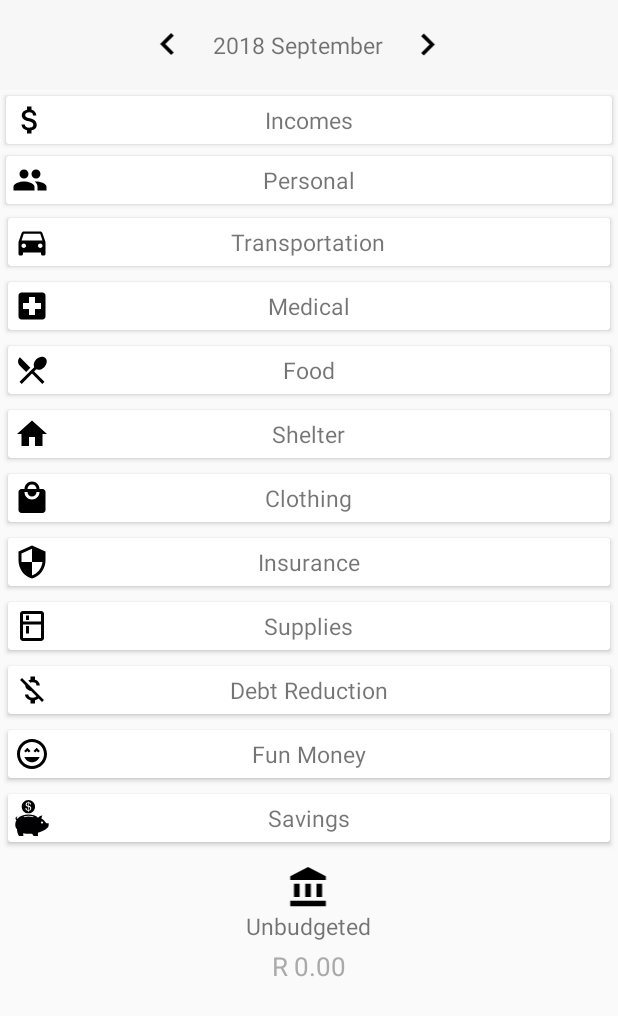
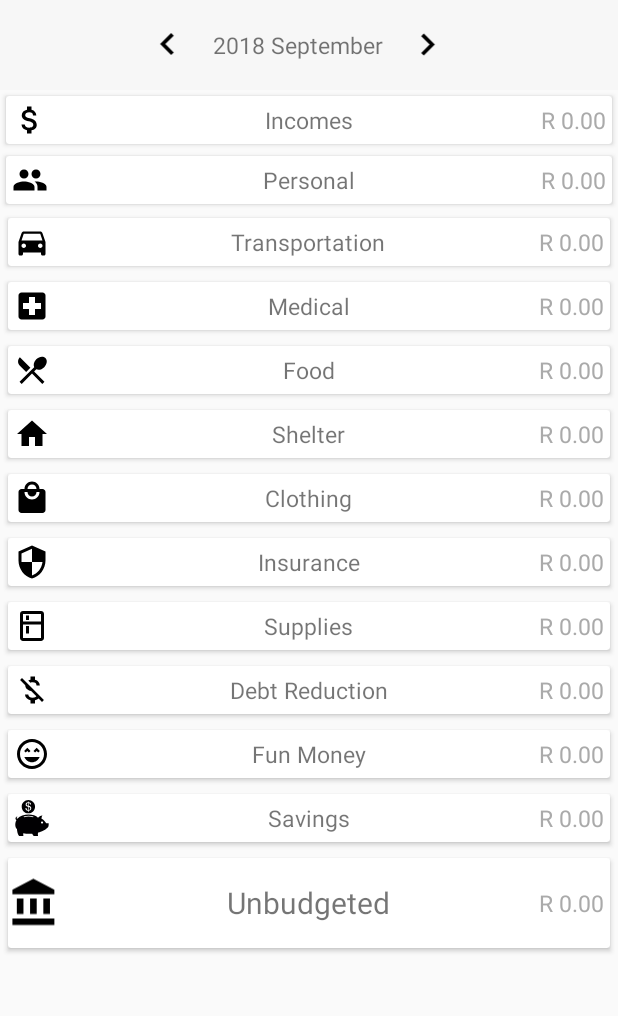
Before and after one commit to Mpatho/IBudget, an Android app: the screen it shows after launch (MainActivity), on a phone screen of 412 x 824 dp. Shown: the top 1016 px of the screen. Run offline under Robolectric (Android 15) with nearby library versions, the phone set to English and light mode, and no system bars.

Commit message:
added summary to categories.

```diff
--- a/app/src/main/java/com/mpathozulu/soft/ibudget/model/BudgetPlan.java
+++ b/app/src/main/java/com/mpathozulu/soft/ibudget/model/BudgetPlan.java
@@ -48,7 +48,7 @@ public class BudgetPlan implements Serializable {
 	}
 
 	public double getTotalOutcome() {
-		return getExpenditure() +
+		return getPersonal() +
 				getTransportation() +
 				getMedical() +
 				getFood() +
@@ -65,7 +65,7 @@ public class BudgetPlan implements Serializable {
 		return getTotalAmount(BudgetEntryType.Income);
 	}
 
-	public double getExpenditure() {
+	public double getPersonal() {
 		return getTotalAmount(BudgetEntryType.Expenditure);
 	}
 
@@ -109,7 +109,7 @@ public class BudgetPlan implements Serializable {
 		return getTotalAmount(BudgetEntryType.Saving);
 	}
 
-	public double getSavings() {
+	public double getUnbudgeted() {
 		return getIncome() - getTotalOutcome();
 	}
 
--- a/app/src/main/java/com/mpathozulu/soft/ibudget/view/MainActivity.java
+++ b/app/src/main/java/com/mpathozulu/soft/ibudget/view/MainActivity.java
@@ -10,6 +10,7 @@ import com.mpathozulu.soft.ibudget.model.BudgetMonth;
 import com.mpathozulu.soft.ibudget.model.BudgetPlan;
 import com.mpathozulu.soft.ibudget.model.BudgetEntryType;
 
+import java.text.BreakIterator;
 import java.util.Calendar;
 import java.util.Locale;
 
@@ -19,6 +20,18 @@ public class MainActivity extends AppCompatActivity {
 	private int month;
 	private TextView yearMonth;
 	private TextView unbudgected;
+	private TextView income;
+	private TextView personal;
+	private TextView transportation;
+	private TextView medical;
+	private TextView food;
+	private TextView shelter;
+	private TextView clothing;
+	private TextView insurance;
+	private TextView supplies;
+	private TextView debtReduction;
+	private TextView funMoney;
+	private TextView saving;
 
 	@Override
 	protected void onCreate(Bundle savedInstanceState) {
@@ -26,8 +39,21 @@ public class MainActivity extends AppCompatActivity {
 		setContentView(R.layout.activity_main);
 		yearMonth = (TextView) findViewById(R.id.year_month);
 		unbudgected = (TextView) findViewById(R.id.unbudgeted);
+		income = (TextView) findViewById(R.id.income);
+		personal = (TextView) findViewById(R.id.personal);
+		transportation = (TextView) findViewById(R.id.transportation);
+		medical = (TextView) findViewById(R.id.medical);
+		food = (TextView) findViewById(R.id.food);
+		shelter = (TextView) findViewById(R.id.shelter);
+		clothing = (TextView) findViewById(R.id.clothing);
+		insurance = (TextView) findViewById(R.id.insurance);
+		supplies = (TextView) findViewById(R.id.supplies);
+		debtReduction = (TextView) findViewById(R.id.debtReduction);
+		funMoney = (TextView) findViewById(R.id.funMoney);
+		saving = (TextView) findViewById(R.id.saving);
+
+		month = Calendar.getInstance().get(Calendar.MONTH);
 		year = Calendar.getInstance().get(Calendar.YEAR);
-		month = Calendar.getInstance().get(Calendar.MONTH);
 	}
 
 	@Override
@@ -39,8 +65,20 @@ public class MainActivity extends AppCompatActivity {
 	private void update() {
 		BudgetMonth budgetMonth = BudgetMonth.values()[month];
 		budgetPlan = BudgetPlan.getBudgetPlan(year, budgetMonth);
-		unbudgected.setText(String.format(Locale.getDefault(), "R %.2f", budgetPlan.getSavings()));
+		unbudgected.setText(String.format(Locale.getDefault(), "R %.2f", budgetPlan.getUnbudgeted()));
 		yearMonth.setText(String.format(Locale.getDefault(), "%d %s",year, budgetMonth.getName()));
+		income.setText(String.format(Locale.getDefault(), "R %.2f", budgetPlan.getIncome()));
+		personal.setText(String.format(Locale.getDefault(), "R %.2f", budgetPlan.getPersonal()));
+		transportation.setText(String.format(Locale.getDefault(), "R %.2f", budgetPlan.getTransportation()));
+		medical.setText(String.format(Locale.getDefault(), "R %.2f", budgetPlan.getMedical()));
+		food.setText(String.format(Locale.getDefault(), "R %.2f", budgetPlan.getFood()));
+		shelter.setText(String.format(Locale.getDefault(), "R %.2f", budgetPlan.getShelter()));
+		clothing.setText(String.format(Locale.getDefault(), "R %.2f", budgetPlan.getClothing()));
+		insurance.setText(String.format(Locale.getDefault(), "R %.2f", budgetPlan.getInsurance()));
+		supplies.setText(String.format(Locale.getDefault(), "R %.2f", budgetPlan.getSupplies()));
+		debtReduction.setText(String.format(Locale.getDefault(), "R %.2f", budgetPlan.getDebtReduction()));
+		funMoney.setText(String.format(Locale.getDefault(), "R %.2f", budgetPlan.getFunMoney()));
+		saving.setText(String.format(Locale.getDefault(), "R %.2f", budgetPlan.getSaving()));
 	}
 
 	public void selectIncome(View view) {
--- a/app/src/main/res/layout/activity_main.xml
+++ b/app/src/main/res/layout/activity_main.xml
@@ -49,6 +49,14 @@
 				  android:text="Incomes"
 				  android:padding="2dp"
 				  android:layout_margin="2dp"/>
+		<TextView android:id="@+id/income"
+				  android:textSize="15sp"
+				  android:textColor="#aaaaaa"
+				  android:layout_width="wrap_content"
+				  android:layout_height="wrap_content"
+				  android:layout_gravity="right|center"
+				  android:padding="2dp"
+				  android:layout_margin="2dp"/>
 	</android.support.v7.widget.CardView>
 
 	<android.support.v7.widget.CardView android:layout_width="match_parent"
@@ -67,6 +75,14 @@
 				  android:text="Personal"
 				  android:padding="2dp"
 				  android:layout_margin="2dp"/>
+		<TextView android:id="@+id/personal"
+				  android:textSize="15sp"
+				  android:textColor="#aaaaaa"
+				  android:layout_width="wrap_content"
+				  android:layout_height="wrap_content"
+				  android:layout_gravity="right|center"
+				  android:padding="2dp"
+				  android:layout_margin="2dp"/>
 	</android.support.v7.widget.CardView>
 	<android.support.v7.widget.CardView android:layout_width="match_parent"
 										android:layout_height="wrap_content"
@@ -82,6 +98,14 @@
 				  android:layout_height="wrap_content"
 				  android:layout_gravity="center"
 				  android:text="Transportation"
+				  android:padding="2dp"
+				  android:layout_margin="2dp"/>
+		<TextView android:id="@+id/transportation"
+				  android:textSize="15sp"
+				  android:textColor="#aaaaaa"
+				  android:layout_width="wrap_content"
+				  android:layout_height="wrap_content"
+				  android:layout_gravity="right|center"
 				  android:padding="2dp"
 				  android:layout_margin="2dp"/>
 	</android.support.v7.widget.CardView>
@@ -102,6 +126,14 @@
 				  android:text="Medical"
 				  android:padding="2dp"
 				  android:layout_margin="2dp"/>
+		<TextView android:id="@+id/medical"
+				  android:textSize="15sp"
+				  android:textColor="#aaaaaa"
+				  android:layout_width="wrap_content"
+				  android:layout_height="wrap_content"
+				  android:layout_gravity="right|center"
+				  android:padding="2dp"
+				  android:layout_margin="2dp"/>
 	</android.support.v7.widget.CardView>
 
 	<android.support.v7.widget.CardView android:layout_width="match_parent"
@@ -118,6 +150,14 @@
 				  android:layout_height="wrap_content"
 				  android:layout_gravity="center"
 				  android:text="Food"
+				  android:padding="2dp"
+				  android:layout_margin="2dp"/>
+		<TextView android:id="@+id/food"
+				  android:textSize="15sp"
+				  android:textColor="#aaaaaa"
+				  android:layout_width="wrap_content"
+				  android:layout_height="wrap_content"
+				  android:layout_gravity="right|center"
 				  android:padding="2dp"
 				  android:layout_margin="2dp"/>
 	</android.support.v7.widget.CardView>
@@ -138,6 +178,14 @@
 				  android:text="Shelter"
 				  android:padding="2dp"
 				  android:layout_margin="2dp"/>
+		<TextView android:id="@+id/shelter"
+				  android:textSize="15sp"
+				  android:textColor="#aaaaaa"
+				  android:layout_width="wrap_content"
+				  android:layout_height="wrap_content"
+				  android:layout_gravity="right|center"
+				  android:padding="2dp"
+				  android:layout_margin="2dp"/>
 	</android.support.v7.widget.CardView>
 
 	<android.support.v7.widget.CardView android:layout_width="match_parent"
@@ -154,6 +202,14 @@
 							android:layout_height="wrap_content"
 							android:layout_gravity="center"
 							android:text="Clothing"
+							android:padding="2dp"
+							android:layout_margin="2dp"/>
+		<TextView android:id="@+id/clothing"
+				  android:textSize="15sp"
+				  android:textColor="#aaaaaa"
+				  android:layout_width="wrap_content"
+				  android:layout_height="wrap_content"
+				  android:layout_gravity="right|center"
 				  android:padding="2dp"
 				  android:layout_margin="2dp"/>
 	</android.support.v7.widget.CardView>
@@ -174,6 +230,14 @@
 							android:text="Insurance"
 							android:padding="2dp"
 							android:layout_margin="2dp"/>
+		<TextView android:id="@+id/insurance"
+				  android:textSize="15sp"
+				  android:textColor="#aaaaaa"
+				  android:layout_width="wrap_content"
+				  android:layout_height="wrap_content"
+				  android:layout_gravity="right|center"
+				  android:padding="2dp"
+				  android:layout_margin="2dp"/>
 	</android.support.v7.widget.CardView>
 
 	<android.support.v7.widget.CardView android:layout_width="match_parent"
@@ -190,6 +254,14 @@
 				  android:layout_height="wrap_content"
 				  android:layout_gravity="center"
 				  android:text="Supplies"
+				  android:padding="2dp"
+				  android:layout_margin="2dp"/>
+		<TextView android:id="@+id/supplies"
+				  android:textSize="15sp"
+				  android:textColor="#aaaaaa"
+				  android:layout_width="wrap_content"
+				  android:layout_height="wrap_content"
+				  android:layout_gravity="right|center"
 				  android:padding="2dp"
 				  android:layout_margin="2dp"/>
 	</android.support.v7.widget.CardView>
@@ -210,6 +282,14 @@
 				  android:text="Debt Reduction"
 				  android:padding="2dp"
 				  android:layout_margin="2dp"/>
+		<TextView android:id="@+id/debtReduction"
+				  android:textSize="15sp"
+				  android:textColor="#aaaaaa"
+				  android:layout_width="wrap_content"
+				  android:layout_height="wrap_content"
+				  android:layout_gravity="right|center"
+				  android:padding="2dp"
+				  android:layout_margin="2dp"/>
 	</android.support.v7.widget.CardView>
 
 	<android.support.v7.widget.CardView android:layout_width="match_parent"
@@ -227,13 +307,21 @@
 				  android:layout_gravity="center"
 				  android:text="Fun Money"
 				  android:padding="2dp"
+				  android:layout_margin="2dp" />
+		<TextView android:id="@+id/funMoney"
+				  android:textSize="15sp"
+				  android:textColor="#aaaaaa"
+				  android:layout_width="wrap_content"
+				  android:layout_height="wrap_content"
+				  android:layout_gravity="right|center"
+				  android:padding="2dp"
 				  android:layout_margin="2dp"/>
 	</android.support.v7.widget.CardView>
 
 	<android.support.v7.widget.CardView android:layout_width="match_parent"
 										android:layout_height="wrap_content"
 										android:layout_margin="5dp"
-										android:onClick="selectSavings">
+										android:onClick="selectSavings" >
 
 		<ImageView android:layout_width="wrap_content"
 				   android:layout_height="wrap_content"
@@ -246,29 +334,37 @@
 				  android:layout_gravity="center"
 				  android:text="Savings"
 				  android:padding="2dp"
+				  android:layout_margin="2dp" />
+		<TextView android:id="@+id/saving"
+				  android:textSize="15sp"
+				  android:textColor="#aaaaaa"
+				  android:layout_width="wrap_content"
+				  android:layout_height="wrap_content"
+				  android:layout_gravity="right|center"
+				  android:padding="2dp"
 				  android:layout_margin="2dp"/>
 	</android.support.v7.widget.CardView>
 
-	<LinearLayout android:layout_width="match_parent"
-								android:layout_height="match_parent"
-								android:layout_margin="10dp"
-								android:orientation="vertical">
-		<ImageView android:layout_width="match_parent"
-							 android:layout_height="30dp"
+	<android.support.v7.widget.CardView android:layout_width="match_parent"
+										android:layout_height="wrap_content"
+										android:layout_margin="5dp" >
+		<ImageView android:layout_width="wrap_content"
+				   android:layout_height="60dp"
 				   android:src="@drawable/ic_balance_black_35dp"/>
-		<TextView android:textSize="15sp"
+		<TextView android:textSize="20sp"
 				  android:layout_width="wrap_content"
 				  android:layout_height="wrap_content"
+				  android:layout_gravity="center"
 				  android:text="Unbudgeted"
-							android:layout_gravity="center"
-							android:layout_margin="0dp"/>
+				  android:padding="2dp"
+				  android:layout_margin="2dp"/>
 		<TextView android:id="@+id/unbudgeted"
-							android:textSize="17sp"
+				  android:textSize="15sp"
 				  android:textColor="#aaaaaa"
 				  android:layout_width="wrap_content"
 				  android:layout_height="wrap_content"
-							android:layout_gravity="center"
+				  android:layout_gravity="right|center"
 				  android:padding="2dp"
 				  android:layout_margin="2dp"/>
+	</android.support.v7.widget.CardView>
 </LinearLayout>
-</LinearLayout>
```
Also changed, not shown: app/src/main/res/layout/row_item.xml (+4 -4 lines). Lines whose indentation alone changed are shown as unchanged.
